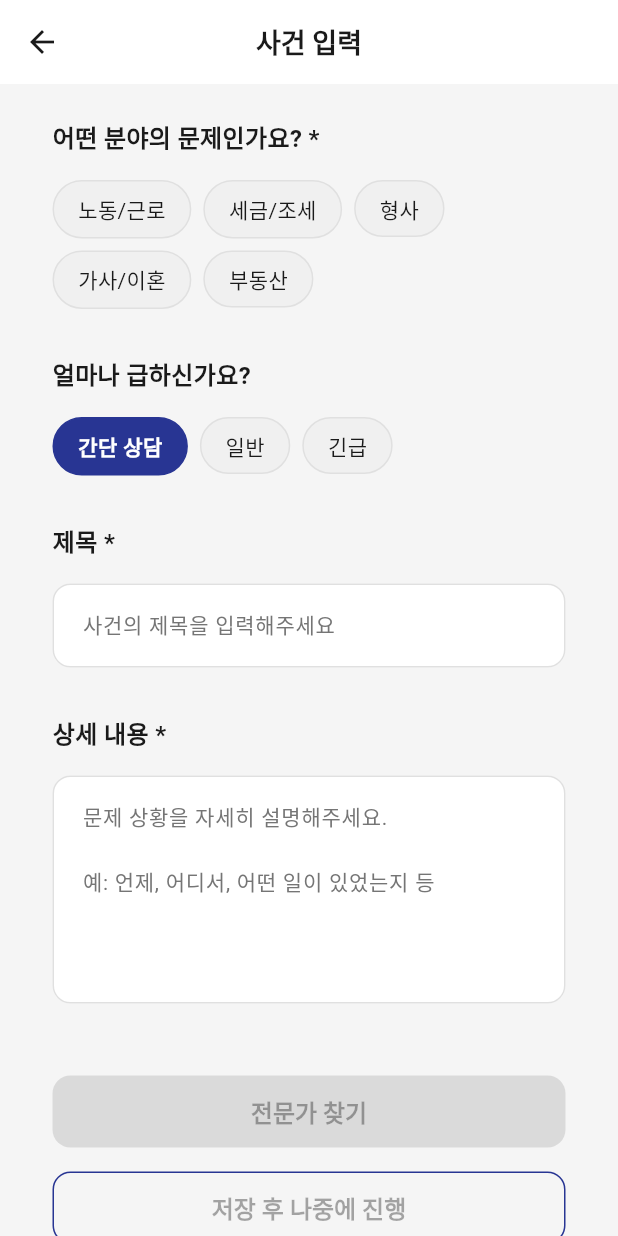
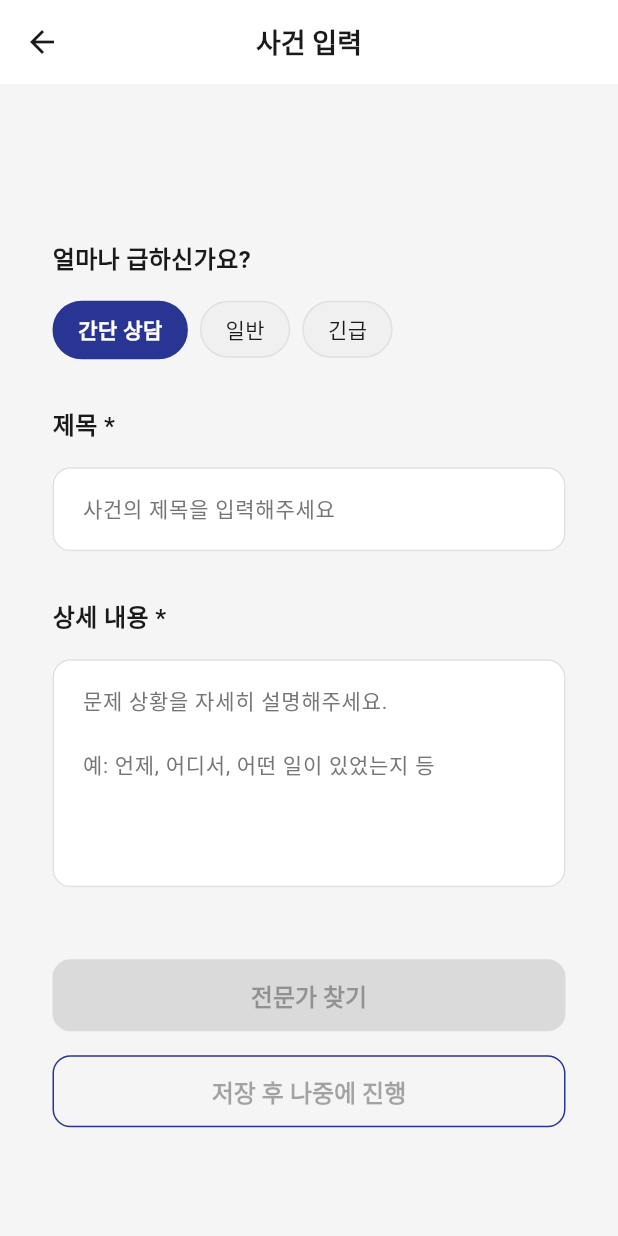
Before and after one commit to K1mJongSeong/LegalApp, a Flutter app: the CaseInputPage screen opened by its route, on a phone screen of 412 x 824 dp. Run offline on Flutter 3.47's test engine with Material 3 defaults, Android fonts, the phone set to English and light mode, and no system bars; our stand-ins replace cloud_firestore, equatable, firebase_auth, firebase_core, flutter_bloc; accounts and stored records are empty.

Commit message:
fix. 사건 입력 페이지 - 분야 카테고리 선택 화면 제거

```diff
--- a/lib/data/models/expert_model.dart
+++ b/lib/data/models/expert_model.dart
@@ -1,6 +1,6 @@
 import '../../domain/entities/expert.dart';
 
-/// 전문가 모델 (JSON 직렬화 포함)
+/// 전문가 모델 (JSON 포함)
 class ExpertModel extends Expert {
   const ExpertModel({
     required super.id,
--- a/lib/data/models/legal_case_model.dart
+++ b/lib/data/models/legal_case_model.dart
@@ -1,6 +1,6 @@
 import '../../domain/entities/legal_case.dart';
 
-/// 법률 사건 모델 (JSON 직렬화 포함)
+/// 법률 사건 모델 (JSON 포함)
 class LegalCaseModel extends LegalCase {
   const LegalCaseModel({
     required super.id,
--- a/lib/data/models/review_model.dart
+++ b/lib/data/models/review_model.dart
@@ -1,6 +1,6 @@
 import '../../domain/entities/review.dart';
 
-/// 리뷰 모델 (JSON 직렬화 포함)
+/// 리뷰 모델 (JSON 포함)
 class ReviewModel extends Review {
   const ReviewModel({
     required super.id,
--- a/lib/data/models/user_model.dart
+++ b/lib/data/models/user_model.dart
@@ -1,6 +1,6 @@
 import '../../domain/entities/user.dart';
 
-/// 사용자 모델 (JSON 직렬화 포함)
+/// 사용자 모델 (JSON 포함)
 class UserModel extends User {
   const UserModel({
     required super.id,
--- a/lib/presentation/pages/case_input/case_input_page.dart
+++ b/lib/presentation/pages/case_input/case_input_page.dart
@@ -92,30 +92,30 @@ class _CaseInputPageState extends State<CaseInputPage> {
                     crossAxisAlignment: CrossAxisAlignment.start,
                     children: [
                       // 카테고리 선택
-                      const Text(
-                        '어떤 분야의 문제인가요? *',
-                        style: TextStyle(
-                          fontSize: AppSizes.fontL,
-                          fontWeight: FontWeight.bold,
-                        ),
-                      ),
-                      const SizedBox(height: AppSizes.paddingM),
-                      Wrap(
-                        spacing: AppSizes.paddingS,
-                        runSpacing: AppSizes.paddingS,
-                        children: _categories.map((cat) {
-                          return CategoryChip(
-                            label: cat['label'],
-                            isSelected: _selectedCategory == cat['id'],
-                            selectedColor: cat['color'],
-                            onTap: () {
-                              setState(() {
-                                _selectedCategory = cat['id'];
-                              });
-                            },
-                          );
-                        }).toList(),
-                      ),
+                      // const Text(
+                      //   '어떤 분야의 문제인가요? *',
+                      //   style: TextStyle(
+                      //     fontSize: AppSizes.fontL,
+                      //     fontWeight: FontWeight.bold,
+                      //   ),
+                      // ),
+                      // const SizedBox(height: AppSizes.paddingM),
+                      // Wrap(
+                      //   spacing: AppSizes.paddingS,
+                      //   runSpacing: AppSizes.paddingS,
+                      //   children: _categories.map((cat) {
+                      //     return CategoryChip(
+                      //       label: cat['label'],
+                      //       isSelected: _selectedCategory == cat['id'],
+                      //       selectedColor: cat['color'],
+                      //       onTap: () {
+                      //         setState(() {
+                      //           _selectedCategory = cat['id'];
+                      //         });
+                      //       },
+                      //     );
+                      //   }).toList(),
+                      // ),
                       const SizedBox(height: AppSizes.paddingXL),
                       // 긴급도 선택
                       const Text(
--- a/lib/presentation/pages/my_case/my_case_page.dart
+++ b/lib/presentation/pages/my_case/my_case_page.dart
@@ -131,7 +131,7 @@ class _MyCasePageState extends State<MyCasePage>
         ),
       ),
       floatingActionButton: Padding(
-        padding: const EdgeInsets.only(bottom: 70),
+        padding: const EdgeInsets.only(bottom: 70), // BottomNavBar 높이만큼 올림
         child: FloatingActionButton.extended(
           onPressed: () {
             Navigator.pushNamed(context, AppRoutes.caseInput);
```
Also changed, not shown: lib/firebase_options.dart, 16 other files.
